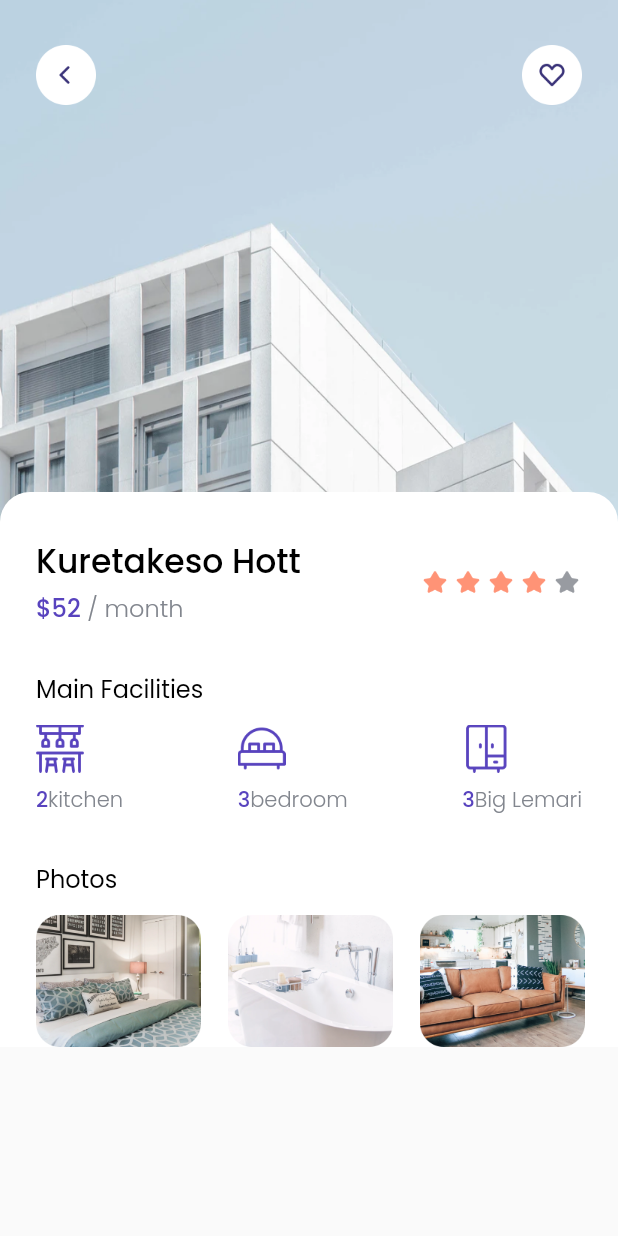
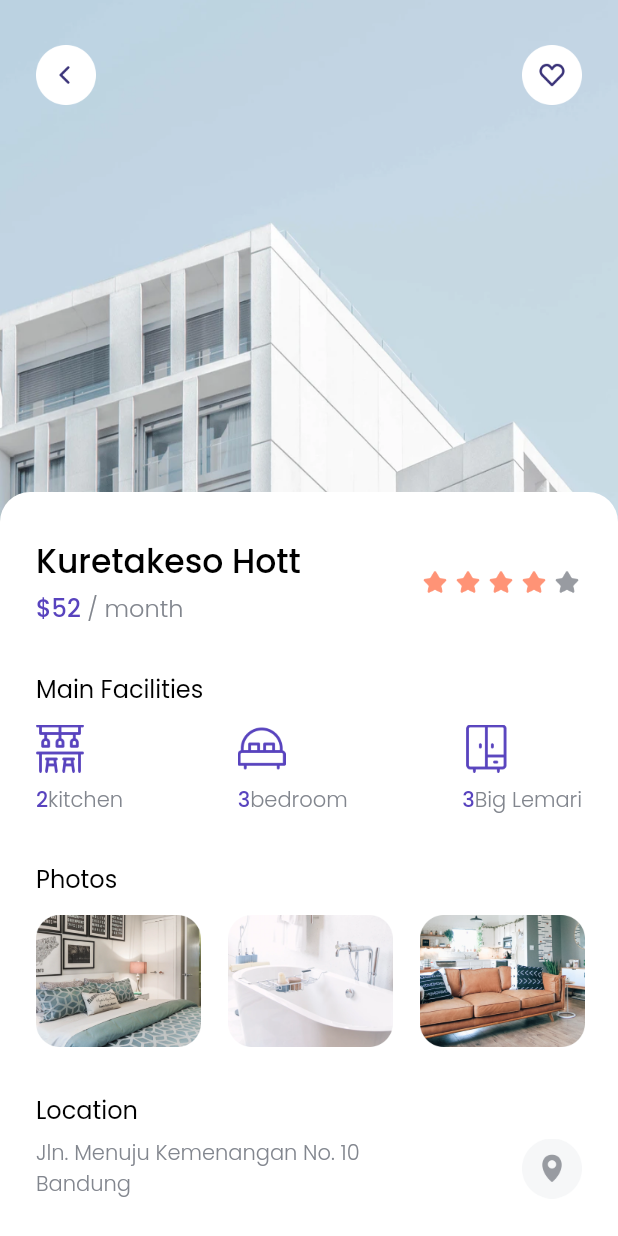
Before and after one commit to parhanhambali/cozy, a Flutter app: the DetailPage screen opened directly, on a phone screen of 412 x 824 dp. Run offline on Flutter 3.47's test engine with Material 2 defaults, Android fonts, the phone set to English and light mode, and no system bars; our stand-ins replace google_fonts.

Commit message:
tambah location, book now, update button back

```diff
--- a/lib/pages/detail_page.dart
+++ b/lib/pages/detail_page.dart
@@ -6,6 +6,7 @@ class DetailPage extends StatelessWidget {
   @override
   Widget build(BuildContext context) {
     return Scaffold(
+      backgroundColor: whiteColor,
       body: SafeArea(
         bottom: false,
         child: Stack(
@@ -15,30 +16,6 @@ class DetailPage extends StatelessWidget {
               width: MediaQuery.of(context).size.width,
               height: 350,
               fit: BoxFit.cover,
-            ),
-            Padding(
-              padding: EdgeInsets.symmetric(
-                horizontal: edge,
-                vertical: 30,
-              ),
-              child: Row(
-                mainAxisAlignment: MainAxisAlignment.spaceBetween,
-                children: [
-                  InkWell(
-                    onTap: () {
-                      Navigator.pop(context);
-                    },
-                    child: Image.asset(
-                      'assets/images/btn_back.png',
-                      width: 40,
-                    ),
-                  ),
-                  Image.asset(
-                    'assets/images/btn_wishlist.png',
-                    width: 40,
-                  )
-                ],
-              ),
             ),
             ListView(
               children: [
@@ -229,10 +206,92 @@ class DetailPage extends StatelessWidget {
                           ],
                         ),
                       ),
+                      SizedBox(
+                        height: 30,
+                      ),
+                      // NOTE : LOCATION
+                      Padding(
+                        padding: EdgeInsets.only(left: edge),
+                        child: Text(
+                          'Location',
+                          style: regularTextStyle.copyWith(
+                            fontSize: 16,
+                          ),
+                        ),
+                      ),
+                      SizedBox(
+                        height: 6,
+                      ),
+                      Padding(
+                        padding: EdgeInsets.symmetric(horizontal: edge),
+                        child: Row(
+                          mainAxisAlignment: MainAxisAlignment.spaceBetween,
+                          children: [
+                            Text(
+                              'Jln. Menuju Kemenangan No. 10\nBandung',
+                              style: greyTextStyle,
+                            ),
+                            Image.asset(
+                              'assets/images/btn_maps.png',
+                              width: 40,
+                            ),
+                          ],
+                        ),
+                      ),
+                      SizedBox(
+                        height: 40,
+                      ),
+                      Container(
+                        margin: EdgeInsets.symmetric(
+                          horizontal: edge,
+                        ),
+                        height: 50,
+                        width: MediaQuery.of(context).size.width - (2 * edge),
+                        child: RaisedButton(
+                        onPressed: () {},
+                        color: purpleColor,
+                        shape: RoundedRectangleBorder(
+                          borderRadius: BorderRadius.circular(17),
+                        ),
+                        child: Text(
+                          'Book Now',
+                          style: whiteTextStyle.copyWith(
+                            fontSize: 18,
+                          ),
+                        ),
+                        ),
+                      ),
                     ],
                   ),
                 ),
+                SizedBox(
+                  height: 40,
+                ),
               ],
+            ),
+            Padding(
+              padding: EdgeInsets.symmetric(
+                horizontal: edge,
+                vertical: 30,
+              ),
+              child: Row(
+                mainAxisAlignment: MainAxisAlignment.spaceBetween,
+                children: [
+                  InkWell(
+                    onTap: () {
+                      Navigator.pop(context);
+                    },
+                    child: Image.asset(
+                      'assets/images/btn_back.png',
+                      width: 40,
+                    ),
+                  ),
+                  Image.asset(
+                    'assets/images/btn_wishlist.png',
+                    width: 40,
+                  )
+                ],
+              ),
             ),
           ],
         ),
--- a/lib/pages/splash_page.dart
+++ b/lib/pages/splash_page.dart
@@ -6,6 +6,7 @@ class SplashPage extends StatelessWidget {
   @override
   Widget build(BuildContext context) {
     return Scaffold(
+      backgroundColor: whiteColor,
       body: SafeArea(
         bottom: false,
           child: Stack(
```
